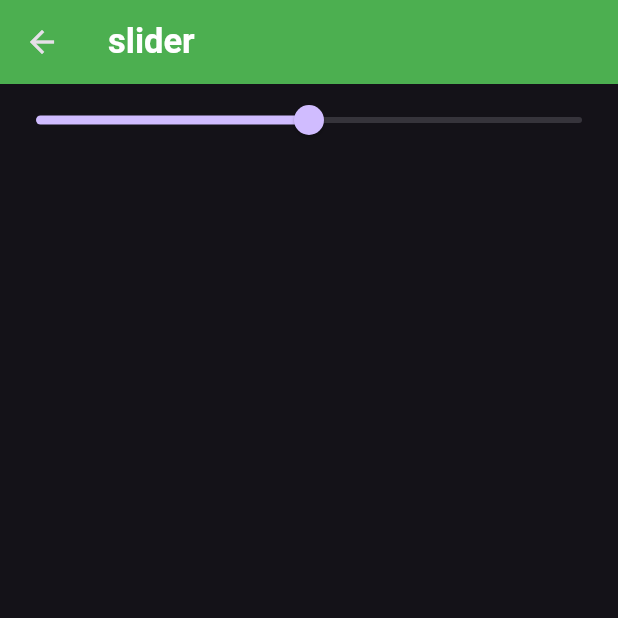
After one commit to IsCa3215/fl_mobile, a Flutter app: the SliderScreen screen opened by its route, on a phone screen of 412 x 824 dp, the top half of it. The commit adds this screen. Run offline on Flutter 3.47's test engine with Material 3 defaults, Android fonts, the phone set to English and light mode, and no system bars.

Commit message:
sliders y tal

```diff
--- a/lib/routes/app_routes.dart
+++ b/lib/routes/app_routes.dart
@@ -33,30 +33,33 @@ class AppRoutes {
         route: 'avatar',
         icon: Icons.person,
         name: 'Avatar',
-      screen: const AvatarScreen()
-      ),
+        screen: const AvatarScreen()),
     MenuOption(
         route: 'animated',
         icon: Icons.image,
         name: 'Animated',
-      screen: const AnimatedScreen()
-    ),
+        screen: const AnimatedScreen()),
     MenuOption(
         route: 'inputs',
         icon: Icons.input_rounded,
         name: 'Inputs',
-      screen: const InputScreen()
-    )
+        screen: const InputScreen()),
+    MenuOption(
+        route: 'slider',
+        icon: Icons.slideshow,
+        name: 'Slider',
+        screen: const SliderScreen()),
   ];
   static const initialRoute = 'home';
-  static Map<String, Widget Function(BuildContext)> getAppRoutes(){
+  static Map<String, Widget Function(BuildContext)> getAppRoutes() {
     Map<String, Widget Function(BuildContext)> appRoutes = {};
 
     for (final option in MenuOptions) {
-      appRoutes.addAll({option.route : (BuildContext context) => option.screen});
+      appRoutes.addAll({option.route: (BuildContext context) => option.screen});
     }
     return appRoutes;
   }
+
   static Route<dynamic> onGenerateRoute(RouteSettings) {
     return MaterialPageRoute(builder: (context) => const AlertScreen());
   }
--- a/lib/screens/screens.dart
+++ b/lib/screens/screens.dart
@@ -6,3 +6,4 @@ export 'package:fl_components/screens/listview2_screen.dart';
 export 'package:fl_components/screens/avatar_screen.dart';
 export 'package:fl_components/screens/animated_screen.dart';
 export 'package:fl_components/screens/input_screen.dart';
+export 'package:fl_components/screens/slider_screen.dart';
--- /dev/null
+++ b/lib/screens/slider_screen.dart
@@ -0,0 +1,36 @@
+import 'package:flutter/material.dart';
+
+class SliderScreen extends StatefulWidget {
+
+  const SliderScreen({Key? key}) : super(key: key);
+
+  @override
+  State<SliderScreen> createState() => _SliderScreenState();
+}
+
+class _SliderScreenState extends State<SliderScreen> {
+  double _sliderValue = 200;
+  @override
+  Widget build(BuildContext context) {
+    return Scaffold(
+      appBar: AppBar(
+        title: const Text('slider'),
+      ),
+      body: Column(
+         children: [
+          Slider.adaptive(
+            min: 0,
+            max: 400,
+            value: _sliderValue,
+            onChanged: (value) {
+            _sliderValue = value;
+
+            setState(() {
+
+            });
+          })
+         ],
+      ),
+    );
+  }
+}
```
Also changed, not shown: lib/screens/input_screen.dart (+33 -6 lines), lib/widgets/custom_text_form_file.dart (+7 -4 lines), lib/widgets/widgets.dart (line endings or trailing spaces). Lines whose indentation alone changed are shown as unchanged.
